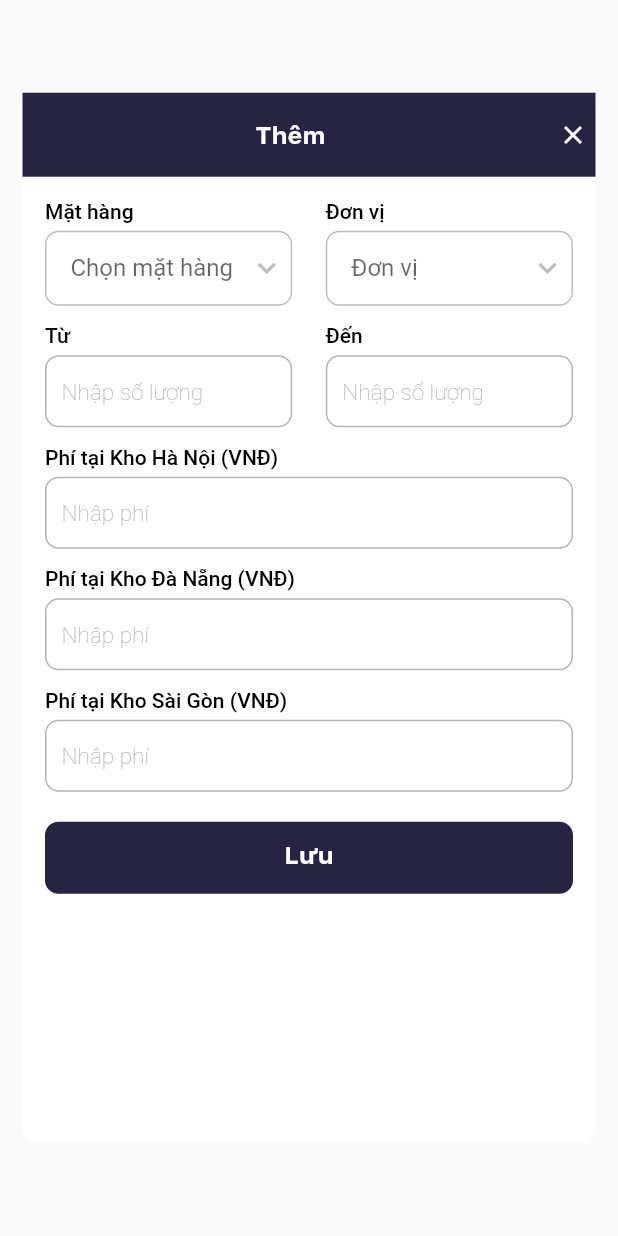
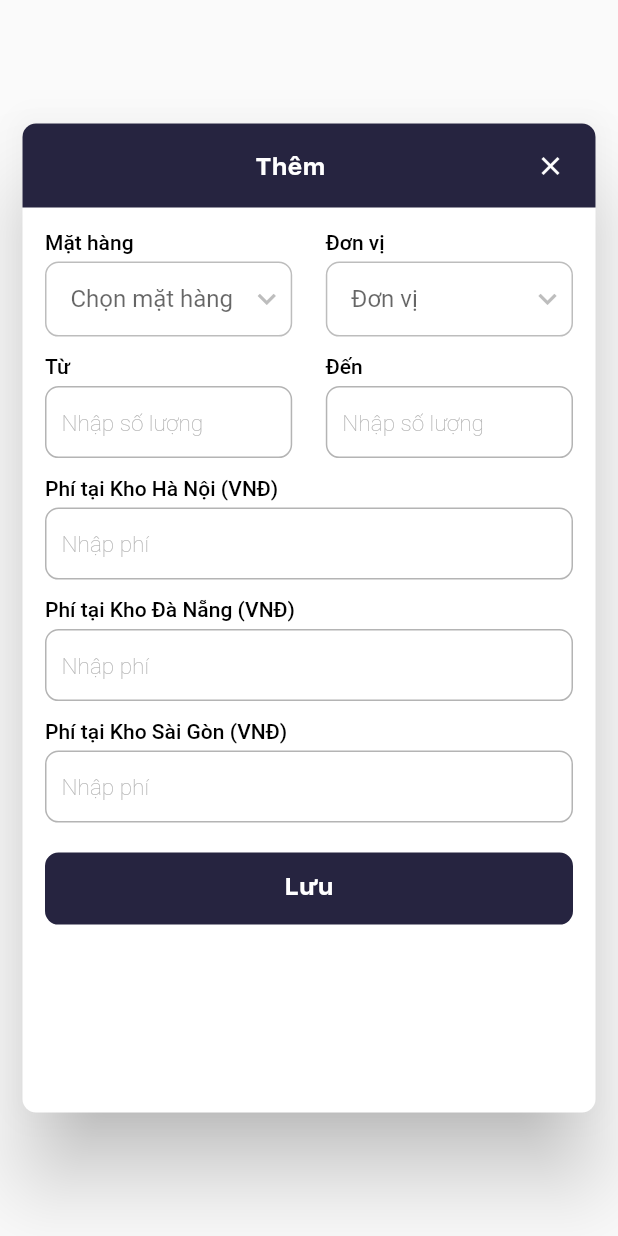
Before and after one commit to LeHoangUyen96/game_bai, a Flutter app: the DialogAddTransportFee widget shown alone on an empty page, opened directly, on a phone screen of 412 x 824 dp. Run offline on Flutter 3.47's test engine with Material 2 defaults, Android fonts, the phone set to English and light mode, and no system bars; our stand-ins replace cached_network_image, custom_navigation_bar, dotted_border, dropdown_search, firebase_messaging, flutter_holo_date_picker and 14 more; missing offline and left inert: dart:ffi, flutter_barcode_scanner, money2, multi_image_picker; accounts and stored records are empty; network calls fail; Roboto replaces fonts that are missing (SanFranciscoTextLight); project files that could hold a hidden picture were left out.

```diff
--- a/lib/ui/order_management/order_wait_confirm/view/order_waitting_for_confirm_page.dart
+++ b/lib/ui/order_management/order_wait_confirm/view/order_waitting_for_confirm_page.dart
@@ -114,10 +114,10 @@ class OrderWaittingForConfirmPage extends GetView<OrderWaitConfirmController> {
                       color: MAIN_BLACK,
                     ),
                     TextCustomized(
-                      text: response.orderStatusName!,
+                      text: waitConfirm,
                       font: SanFranciscoText,
                       weight: FontWeight.w400,
-                      color: BG_ID_PD,
+                      color: TEXT_ORDER_W_CONFIRM,
                     ),
                   ],
                 ),
--- a/lib/ui/setting_admin/dashboard_product/controller/product_detail_controller.dart
+++ b/lib/ui/setting_admin/dashboard_product/controller/product_detail_controller.dart
@@ -3,7 +3,6 @@ import 'package:get/get.dart';
 import 'package:pull_to_refresh/pull_to_refresh.dart';
 import 'package:viet_trung_mobile/data/di/injector.dart';
 import 'package:viet_trung_mobile/data/repository/dashboard_product_reponsitory/dashboard_product_reponsitories.dart';
-import 'package:viet_trung_mobile/data/response/list_product_response.dart';
 import 'package:viet_trung_mobile/data/response/product_detail_response.dart';
 import 'package:viet_trung_mobile/res/strings.dart';
 
--- a/lib/ui/setting_admin/transport/view/add_transport_fee_popup.dart
+++ b/lib/ui/setting_admin/transport/view/add_transport_fee_popup.dart
@@ -18,23 +18,26 @@ class DialogAddTransportFee extends GetView<AddTransportFormFeeController> {
         init: AddTransportFormFeeController(),
         builder: (value) => Dialog(
             backgroundColor: Colors.white,
-            elevation: 0,
             insetPadding: EdgeInsets.symmetric(horizontal: 15),
             shape:
                 RoundedRectangleBorder(borderRadius: BorderRadius.circular(9)),
             child: Container(
-              height: Get.height * 0.85,
-              width: Get.width,
-              decoration:
-                  BoxDecoration(borderRadius: BorderRadius.circular(10)),
+              height: Get.height * 0.8,
               child: SingleChildScrollView(
                 child: Column(
                   crossAxisAlignment: CrossAxisAlignment.start,
                   mainAxisAlignment: MainAxisAlignment.start,
                   children: [
                     Container(
+                      padding: EdgeInsets.all(15),
+                      decoration: BoxDecoration(
+                        color: COLOR_BT,
+                        borderRadius: BorderRadius.only(
+                          topLeft: Radius.circular(9),
+                          topRight: Radius.circular(9),
+                        ),
+                      ),
                       height: 56,
-                      color: COLOR_BT,
                       child: Row(
                         children: [
                           Spacer(),
--- a/lib/ui/setting_admin/view/setting_admin_page.dart
+++ b/lib/ui/setting_admin/view/setting_admin_page.dart
@@ -4,7 +4,6 @@ import 'package:viet_trung_mobile/res/colors.dart';
 import 'package:viet_trung_mobile/res/fonts.dart';
 import 'package:viet_trung_mobile/res/strings.dart';
 import 'package:viet_trung_mobile/ui/order/controller/order_info_controller.dart';
-import 'package:viet_trung_mobile/ui/profile/view/profile_page.dart';
 import 'package:viet_trung_mobile/ui/setting_admin/dashboard_product/view/dashboard_product_page.dart';
 import 'package:viet_trung_mobile/ui/setting_admin/exchange_rate/view/exchange_rate_page.dart';
 import 'package:viet_trung_mobile/ui/setting_admin/inventory_management/view/inventory_management_page.dart';
```
Also changed, not shown: lib/ui/admin/manager_bag/controller/list_order_add_bag_controller.dart (+11 -9 lines), lib/ui/setting_admin/dashboard_product/view/dashboard_product_page.dart (+16 -6 lines), lib/ui/setting_admin/transport/view/edit_transport_fee_popup.dart (+9 -3 lines).
